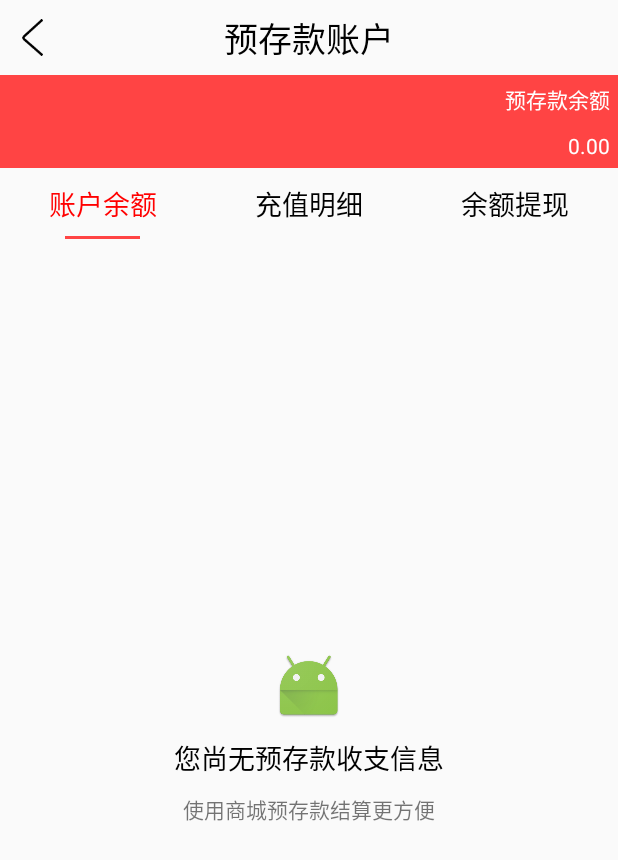
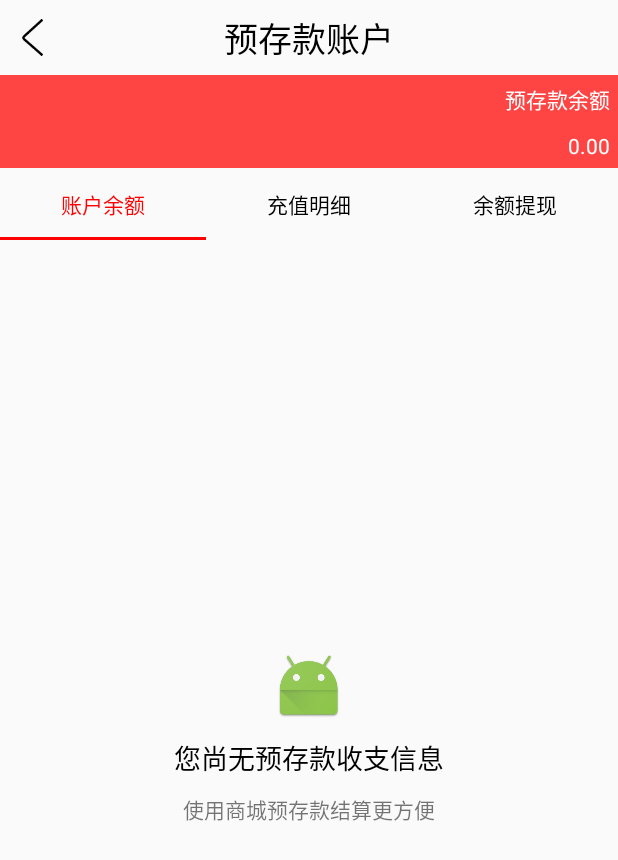
Before and after one commit to smm15045281940/gjw, an Android app: the AccountBalanceActivity screen opened directly, with no data from a screen before it, on a phone screen of 412 x 824 dp. Shown: the top 860 px of the screen. Run offline under Robolectric (Android 15) with nearby library versions, the phone set to English and light mode, and no system bars.

Commit message:
优化预存款账户代码

```diff
--- a/app/src/main/java/com/gangjianwang/www/gangjianwang/AccountBalanceActivity.java
+++ b/app/src/main/java/com/gangjianwang/www/gangjianwang/AccountBalanceActivity.java
@@ -1,76 +1,75 @@
 package com.gangjianwang.www.gangjianwang;
 
 import android.graphics.Color;
+import android.os.Bundle;
+import android.support.design.widget.TabLayout;
 import android.support.v4.app.Fragment;
-import android.support.v4.app.FragmentManager;
-import android.support.v4.app.FragmentTransaction;
+import android.support.v4.view.ViewPager;
 import android.support.v7.app.AppCompatActivity;
-import android.os.Bundle;
 import android.view.View;
 import android.view.Window;
 import android.widget.RelativeLayout;
-import android.widget.TextView;
 
 import java.util.ArrayList;
 import java.util.List;
 
+import adapter.MyFragmentPagerAdapter;
 import fragment.AccountBalanceFragment;
 import fragment.AccountCashFragment;
 import fragment.RechargeDetailFragment;
 
 public class AccountBalanceActivity extends AppCompatActivity implements View.OnClickListener {
 
+    private View rootView;
     private RelativeLayout mBackRl;
-    private TextView mAccountBalanceTitleTv;
-    private TextView mAccountBalanceTv, mRechargeDetailTv, mAccountCashTv;
-    private View mAccountBalanceV, mRechargeDetailV, mAccountCashV;
-    private FragmentManager mFragmentManager;
+    private TabLayout mTl;
+    private ViewPager mVp;
+    private String[] mTitle;
     private List<Fragment> mFragmentList;
-    private int curIndex;
+    private AccountBalanceFragment accountBalanceFragment;
+    private RechargeDetailFragment rechargeDetailFragment;
+    private AccountCashFragment accountCashFragment;
+    private MyFragmentPagerAdapter mFragmentPagerAdapter;
 
     @Override
     protected void onCreate(Bundle savedInstanceState) {
         super.onCreate(savedInstanceState);
         supportRequestWindowFeature(Window.FEATURE_NO_TITLE);
-        setContentView(R.layout.activity_account_balance);
+        rootView = View.inflate(this, R.layout.activity_account_balance, null);
+        setContentView(rootView);
         initView();
-        initManager();
+        initData();
+        setData();
         setListener();
     }
 
     private void initView() {
-        mBackRl = (RelativeLayout) findViewById(R.id.rl_accountbalance_back);
-        mAccountBalanceTitleTv = (TextView) findViewById(R.id.tv_accountbalance_title);
-        mAccountBalanceTv = (TextView) findViewById(R.id.tv_accountbalance);
-        mRechargeDetailTv = (TextView) findViewById(R.id.tv_rechargedetail);
-        mAccountCashTv = (TextView) findViewById(R.id.tv_accountcash);
-        mAccountBalanceV = findViewById(R.id.v_accountbalance);
-        mRechargeDetailV = findViewById(R.id.v_rechargedetail);
-        mAccountCashV = findViewById(R.id.v_accountcash);
-        mAccountBalanceTv.setTextColor(Color.RED);
-        mAccountBalanceV.setVisibility(View.VISIBLE);
+        mBackRl = (RelativeLayout) rootView.findViewById(R.id.rl_accountbalance_back);
+        mTl = (TabLayout) rootView.findViewById(R.id.tl_accountbalance);
+        mVp = (ViewPager) rootView.findViewById(R.id.vp_accountbalance);
     }
 
-    private void initManager() {
-        mFragmentManager = getSupportFragmentManager();
+    private void initData() {
+        mTitle = getResources().getStringArray(R.array.accountbalance_title);
         mFragmentList = new ArrayList<>();
-        AccountBalanceFragment accountBalanceFragment = new AccountBalanceFragment();
-        RechargeDetailFragment rechargeDetailFragment = new RechargeDetailFragment();
-        AccountCashFragment accountCashFragment = new AccountCashFragment();
+        accountBalanceFragment = new AccountBalanceFragment();
+        rechargeDetailFragment = new RechargeDetailFragment();
+        accountCashFragment = new AccountCashFragment();
         mFragmentList.add(accountBalanceFragment);
         mFragmentList.add(rechargeDetailFragment);
         mFragmentList.add(accountCashFragment);
-        FragmentTransaction transaction = mFragmentManager.beginTransaction();
-        transaction.add(R.id.ll_accountbalance_sit, mFragmentList.get(0));
-        transaction.commit();
-        curIndex = 0;
+        mFragmentPagerAdapter = new MyFragmentPagerAdapter(getSupportFragmentManager(), mTitle, mFragmentList);
+    }
+
+    private void setData() {
+        mVp.setAdapter(mFragmentPagerAdapter);
+        mTl.setupWithViewPager(mVp);
+        mTl.setTabTextColors(Color.BLACK, Color.RED);
+        mTl.setSelectedTabIndicatorColor(Color.RED);
     }
 
     private void setListener() {
         mBackRl.setOnClickListener(this);
-        mAccountBalanceTv.setOnClickListener(this);
-        mRechargeDetailTv.setOnClickListener(this);
-        mAccountCashTv.setOnClickListener(this);
     }
 
     @Override
@@ -79,66 +78,8 @@ public class AccountBalanceActivity extends AppCompatActivity implements View.On
             case R.id.rl_accountbalance_back:
                 finish();
                 break;
-            case R.id.tv_accountbalance:
-                selected(0);
-                changeFragment(0);
-                break;
-            case R.id.tv_rechargedetail:
-                selected(1);
-                changeFragment(1);
-                break;
-            case R.id.tv_accountcash:
-                selected(2);
-                changeFragment(2);
+            default:
                 break;
         }
     }
-
-    private void selected(int a) {
-        switch (a) {
-            case 0:
-                mAccountBalanceTitleTv.setText("预存款账户");
-                mAccountBalanceTv.setTextColor(Color.RED);
-                mRechargeDetailTv.setTextColor(Color.BLACK);
-                mAccountCashTv.setTextColor(Color.BLACK);
-                mAccountBalanceV.setVisibility(View.VISIBLE);
-                mRechargeDetailV.setVisibility(View.INVISIBLE);
-                mAccountCashV.setVisibility(View.INVISIBLE);
-                break;
-            case 1:
-                mAccountBalanceTitleTv.setText("预存款充值");
-                mAccountBalanceTv.setTextColor(Color.BLACK);
-                mRechargeDetailTv.setTextColor(Color.RED);
-                mAccountCashTv.setTextColor(Color.BLACK);
-                mAccountBalanceV.setVisibility(View.INVISIBLE);
-                mRechargeDetailV.setVisibility(View.VISIBLE);
-                mAccountCashV.setVisibility(View.INVISIBLE);
-                break;
-            case 2:
-                mAccountBalanceTitleTv.setText("预存款提现");
-                mAccountBalanceTv.setTextColor(Color.BLACK);
-                mRechargeDetailTv.setTextColor(Color.BLACK);
-                mAccountCashTv.setTextColor(Color.RED);
-                mAccountBalanceV.setVisibility(View.INVISIBLE);
-                mRechargeDetailV.setVisibility(View.INVISIBLE);
-                mAccountCashV.setVisibility(View.VISIBLE);
-                break;
-        }
-    }
-
-    private void changeFragment(int b) {
-        if (curIndex != b) {
-            FragmentTransaction transaction = mFragmentManager.beginTransaction();
-            Fragment curFragment = mFragmentList.get(curIndex);
-            Fragment tarFragment = mFragmentList.get(b);
-            transaction.hide(curFragment);
-            if (tarFragment.isAdded()) {
-                transaction.show(tarFragment);
-            } else {
-                transaction.replace(R.id.ll_accountbalance_sit, tarFragment);
-            }
-            transaction.commit();
-            curIndex = b;
-        }
-    }
 }
--- a/app/src/main/res/layout/activity_account_balance.xml
+++ b/app/src/main/res/layout/activity_account_balance.xml
@@ -69,97 +69,14 @@
 
     </RelativeLayout>
 
-    <LinearLayout
+    <android.support.design.widget.TabLayout
+        android:id="@+id/tl_accountbalance"
         android:layout_width="match_parent"
-        android:layout_height="wrap_content"
-        android:orientation="horizontal">
+        android:layout_height="wrap_content" />
 
-        <RelativeLayout
-            android:layout_width="0dp"
-            android:layout_height="wrap_content"
-            android:layout_weight="1">
-
-            <TextView
-                android:id="@+id/tv_accountbalance"
-                android:layout_width="wrap_content"
-                android:layout_height="wrap_content"
-                android:layout_centerHorizontal="true"
-                android:padding="10dp"
-                android:text="账户余额"
-                android:textColor="@android:color/black"
-                android:textSize="18sp" />
-
-            <View
-                android:id="@+id/v_accountbalance"
-                android:layout_width="50dp"
-                android:layout_height="2dp"
-                android:layout_alignBottom="@+id/tv_accountbalance"
-                android:layout_centerHorizontal="true"
-                android:background="@android:color/holo_red_light"
-                android:visibility="invisible" />
-
-        </RelativeLayout>
-
-        <RelativeLayout
-            android:layout_width="0dp"
-            android:layout_height="wrap_content"
-            android:layout_weight="1">
-
-            <TextView
-                android:id="@+id/tv_rechargedetail"
-                android:layout_width="wrap_content"
-                android:layout_height="wrap_content"
-                android:layout_centerHorizontal="true"
-                android:padding="10dp"
-                android:text="充值明细"
-                android:textColor="@android:color/black"
-                android:textSize="18sp" />
-
-            <View
-                android:id="@+id/v_rechargedetail"
-                android:layout_width="50dp"
-                android:layout_height="2dp"
-                android:layout_alignBottom="@+id/tv_rechargedetail"
-                android:layout_centerHorizontal="true"
-                android:background="@android:color/holo_red_light"
-                android:visibility="invisible" />
-
-        </RelativeLayout>
-
-        <RelativeLayout
-            android:layout_width="0dp"
-            android:layout_height="wrap_content"
-            android:layout_weight="1">
-
-            <TextView
-                android:id="@+id/tv_accountcash"
-                android:layout_width="wrap_content"
-                android:layout_height="wrap_content"
-                android:layout_centerHorizontal="true"
-                android:padding="10dp"
-                android:text="余额提现"
-                android:textColor="@android:color/black"
-                android:textSize="18sp" />
-
-            <View
-                android:id="@+id/v_accountcash"
-                android:layout_width="50dp"
-                android:layout_height="2dp"
-                android:layout_alignBottom="@+id/tv_accountcash"
-                android:layout_centerHorizontal="true"
-                android:background="@android:color/holo_red_light"
-                android:visibility="invisible" />
-
-        </RelativeLayout>
-
-    </LinearLayout>
-
-    <LinearLayout
-        android:id="@+id/ll_accountbalance_sit"
+    <android.support.v4.view.ViewPager
+        android:id="@+id/vp_accountbalance"
         android:layout_width="match_parent"
-        android:layout_height="match_parent"
-        android:orientation="vertical">
-
-    </LinearLayout>
+        android:layout_height="match_parent" />
 
 </LinearLayout>
--- a/app/src/main/res/values/strings.xml
+++ b/app/src/main/res/values/strings.xml
@@ -1,5 +1,6 @@
 <resources>
     <string name="app_name">钢建网</string>
+
     <string-array name="realorder_title">
         <item>全部</item>
         <item>待付款</item>
@@ -7,22 +8,31 @@
         <item>待自提</item>
         <item>待评价</item>
     </string-array>
+
     <string-array name="virtualorder_title">
         <item>全部</item>
         <item>待付款</item>
         <item>待使用</item>
     </string-array>
+
     <string-array name="goodsdetail_title">
         <item>商品</item>
         <item>详情</item>
         <item>评价</item>
     </string-array>
+
     <string-array name="inquirylist_title">
         <item>全部</item>
         <item>未修改</item>
         <item>已修改</item>
         <item>未下单</item>
         <item>已下单</item>
+    </string-array>
+
+    <string-array name="accountbalance_title">
+        <item>账户余额</item>
+        <item>充值明细</item>
+        <item>余额提现</item>
     </string-array>
 
     <string-array name="lowerletter">
```
